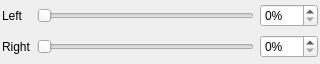
Qt form apps/zxtune-qt/ui/preferences/mixer.ui (vitamin-caig/zxtune) before a commit.
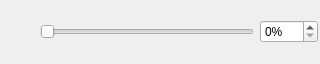
The same form after that commit.

Commit message: zxtune-qt: mixer settings.

The edit to the form file:
```diff
--- a/apps/zxtune-qt/ui/preferences/mixer.ui
+++ b/apps/zxtune-qt/ui/preferences/mixer.ui
@@ -10,19 +10,22 @@
     <height>64</height>
    </rect>
   </property>
-  <layout class="QGridLayout" name="gridLayout">
+  <layout class="QHBoxLayout" name="mainLayout">
    <property name="margin">
     <number>2</number>
    </property>
-   <item row="0" column="0">
-    <widget class="QLabel" name="labelL">
-     <property name="text">
-      <string>Left</string>
+   <item>
+    <widget class="QLabel" name="channelName">
+     <property name="minimumSize">
+      <size>
+       <width>32</width>
+       <height>0</height>
+      </size>
      </property>
     </widget>
    </item>
-   <item row="0" column="1">
-    <widget class="QSlider" name="valueL">
+   <item>
+    <widget class="QSlider" name="channelValue">
      <property name="maximum">
       <number>100</number>
      </property>
@@ -31,35 +34,8 @@
      </property>
     </widget>
    </item>
-   <item row="0" column="2">
-    <widget class="QSpinBox" name="valueLPrecise">
-     <property name="suffix">
-      <string>%</string>
-     </property>
-     <property name="maximum">
-      <number>100</number>
-     </property>
-    </widget>
-   </item>
-   <item row="1" column="0">
-    <widget class="QLabel" name="labelR">
-     <property name="text">
-      <string>Right</string>
-     </property>
-    </widget>
-   </item>
-   <item row="1" column="1">
-    <widget class="QSlider" name="valueR">
-     <property name="maximum">
-      <number>100</number>
-     </property>
-     <property name="orientation">
-      <enum>Qt::Horizontal</enum>
-     </property>
-    </widget>
-   </item>
-   <item row="1" column="2">
-    <widget class="QSpinBox" name="valueRPrecise">
+   <item>
+    <widget class="QSpinBox" name="channelValuePrecise">
      <property name="suffix">
       <string>%</string>
      </property>
```
Left out of the diff: 60 changed lines with no effect on the pictures. The commit also changes 17 other files.
